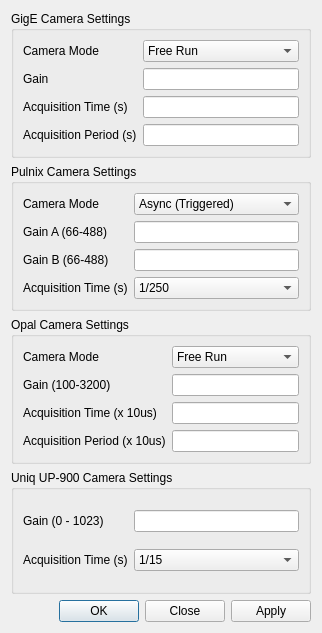
Above: specific.ui from pcdshub/camviewer before the change. Below: the same form after it.
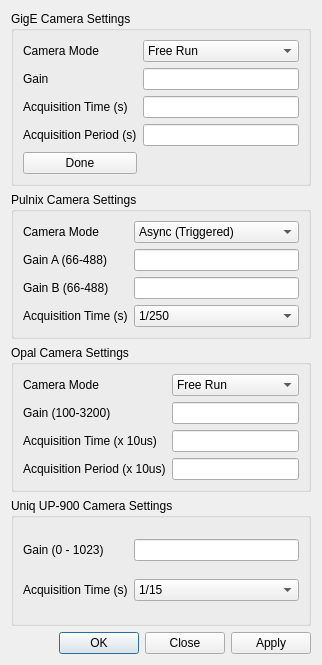
That is the form after the change.

Commit message: Fixed --camera flag and added stop/run for GE cameras.

What changed in the file:
```diff
--- a/specific.ui
+++ b/specific.ui
@@ -7,7 +7,7 @@
     <x>0</x>
     <y>0</y>
     <width>318</width>
-    <height>633</height>
+    <height>665</height>
    </rect>
   </property>
   <property name="windowTitle">
@@ -114,6 +114,16 @@
       <item row="3" column="2">
        <widget class="QLineEdit" name="periodG"/>
       </item>
+      <item row="4" column="0" colspan="2">
+       <widget class="QPushButton" name="runButtonG">
+        <property name="text">
+         <string>Done</string>
+        </property>
+        <property name="checkable">
+         <bool>true</bool>
+        </property>
+       </widget>
+      </item>
      </layout>
     </widget>
    </item>
```
The commit also changes 2 other files.
